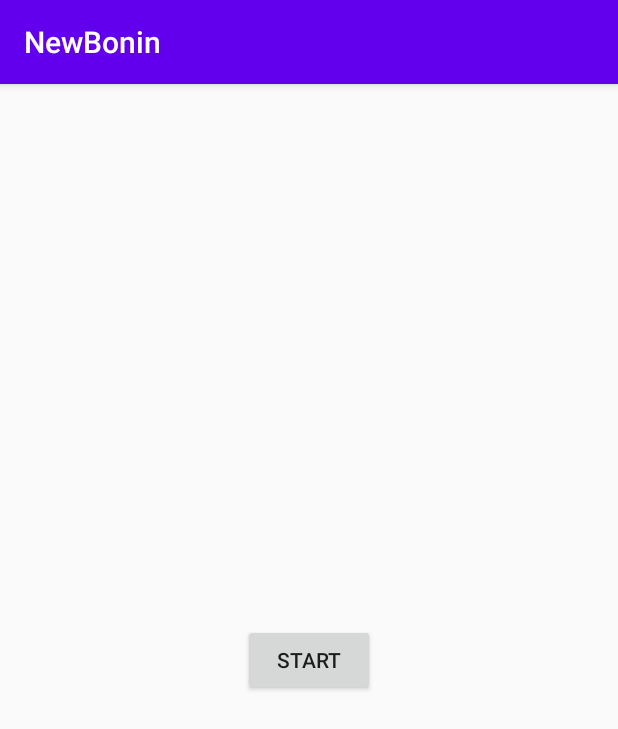
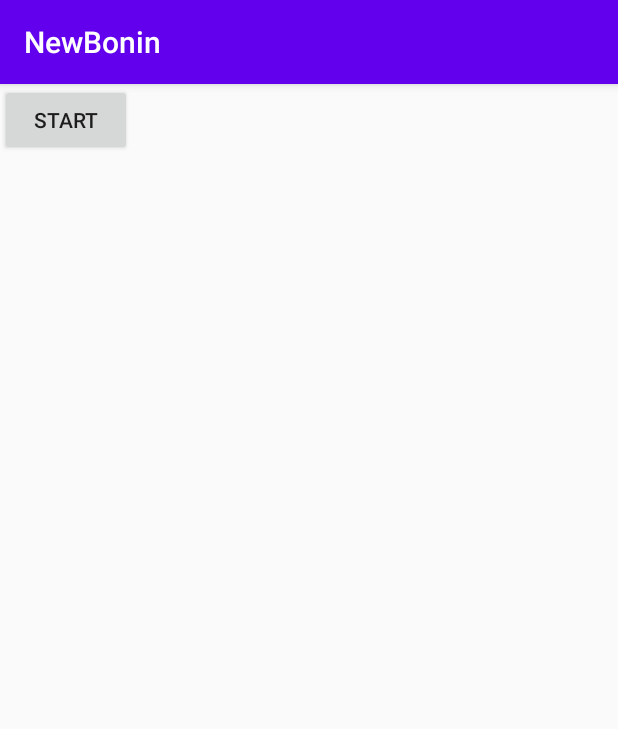
Before and after one commit to hacit/NewBonin, an Android app: the screen it shows after launch (MainActivity), on a phone screen of 412 x 824 dp. Shown: the top 729 px of the screen. Run offline under Robolectric (Android 15) with nearby library versions, the phone set to English and light mode, and no system bars.

Commit message:
first commit

```diff
--- a/app/build.gradle
+++ b/app/build.gradle
@@ -1,6 +1,7 @@
 apply plugin: 'com.android.application'
 apply plugin: 'kotlin-android'
 apply plugin: 'kotlin-android-extensions'
+apply plugin: 'com.google.gms.google-services'
 
 android {
     compileSdkVersion 30
@@ -27,8 +28,12 @@ android {
 dependencies {
     implementation fileTree(dir: "libs", include: ["*.jar"])
     implementation "org.jetbrains.kotlin:kotlin-stdlib:$kotlin_version"
+    //noinspection GradleCompatible
     implementation 'com.android.support:appcompat-v7:28.0.0'
     implementation 'com.android.support.constraint:constraint-layout:1.1.3'
+    implementation platform('com.google.firebase:firebase-bom:26.1.1')
+    implementation 'com.google.firebase:firebase-database-ktx'
+    implementation 'androidx.constraintlayout:constraintlayout:2.0.4'
     testImplementation 'junit:junit:4.12'
     androidTestImplementation 'com.android.support.test:runner:1.0.2'
     androidTestImplementation 'com.android.support.test.espresso:espresso-core:3.0.2'
--- a/app/src/main/java/com/handroid/newbonin/MainActivity.kt
+++ b/app/src/main/java/com/handroid/newbonin/MainActivity.kt
@@ -1,19 +1,48 @@
 package com.handroid.newbonin
 
-import android.support.v7.app.AppCompatActivity
+import android.Manifest
+import android.content.BroadcastReceiver
+import android.content.Intent
+import android.content.IntentFilter
+import android.content.pm.PackageManager
+import android.net.ConnectivityManager
 import android.os.Bundle
+import android.telephony.SmsManager
+import android.telephony.SmsMessage
 import android.widget.Button
+import androidx.appcompat.app.AppCompatActivity
+import androidx.core.app.ActivityCompat
+import androidx.core.content.ContextCompat
+
 
 class MainActivity : AppCompatActivity() {
     override fun onCreate(savedInstanceState: Bundle?) {
         super.onCreate(savedInstanceState)
         setContentView(R.layout.activity_main)
 
+        requirePerms()
+
+        val ms = Intent(this, MyService::class.java)
+
         var btn = findViewById<Button>(R.id.main_view_button)
 
         btn.setOnClickListener {
-
+//            val br: BroadcastReceiver = SMSReceiver()
+//            val filter = IntentFilter()
+//            filter.addAction("android.provider.Telephony.SMS_RECEIVED")
+//            this.registerReceiver(br, filter)
+            startService(ms)
         }
 
     }
+
+    private fun requirePerms() {
+        val permissions =
+            arrayOf<String>(Manifest.permission.RECEIVE_SMS)
+        val permissionCheck =
+            ContextCompat.checkSelfPermission(this, Manifest.permission.RECEIVE_SMS)
+        if (permissionCheck == PackageManager.PERMISSION_DENIED) {
+            ActivityCompat.requestPermissions(this, permissions, 1)
+        }
+    }
 }
--- a/app/src/main/res/layout/activity_main.xml
+++ b/app/src/main/res/layout/activity_main.xml
@@ -1,5 +1,6 @@
 <?xml version="1.0" encoding="utf-8"?>
-<android.support.constraint.ConstraintLayout xmlns:android="http://schemas.android.com/apk/res/android"
+<LinearLayout
+    xmlns:android="http://schemas.android.com/apk/res/android"
     xmlns:app="http://schemas.android.com/apk/res-auto"
     xmlns:tools="http://schemas.android.com/tools"
     android:layout_width="match_parent"
@@ -10,14 +11,7 @@
         android:id="@+id/main_view_button"
         android:layout_width="wrap_content"
         android:layout_height="wrap_content"
-        android:layout_marginStart="162dp"
-        android:layout_marginTop="341dp"
-        android:layout_marginEnd="162dp"
-        android:layout_marginBottom="342dp"
-        android:text="start"
-        app:layout_constraintBottom_toBottomOf="parent"
-        app:layout_constraintEnd_toEndOf="parent"
-        app:layout_constraintStart_toStartOf="parent"
-        app:layout_constraintTop_toTopOf="parent" />
+        android:text="start" />
 
-</android.support.constraint.ConstraintLayout>
+
+</LinearLayout>
```
Also changed, not shown: app/src/main/AndroidManifest.xml (+16 -0 lines), app/src/main/java/com/handroid/newbonin/MyService.kt (added, +24 -0 lines), app/src/main/java/com/handroid/newbonin/SMSReceiver.kt (added, +85 -0 lines), 1 other file.
